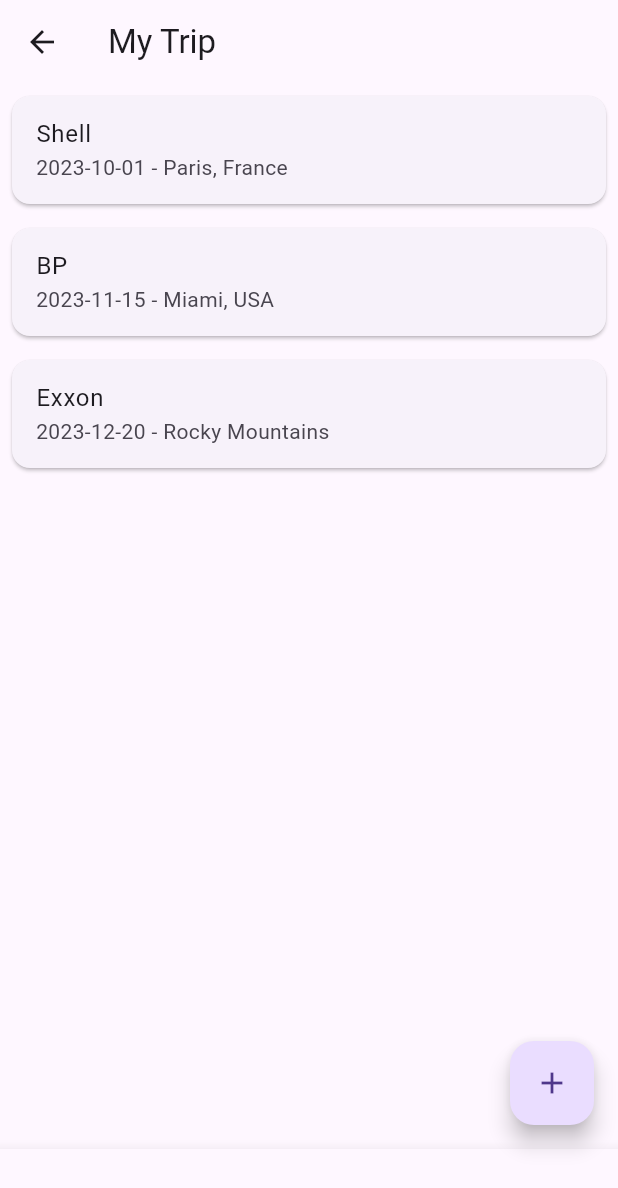
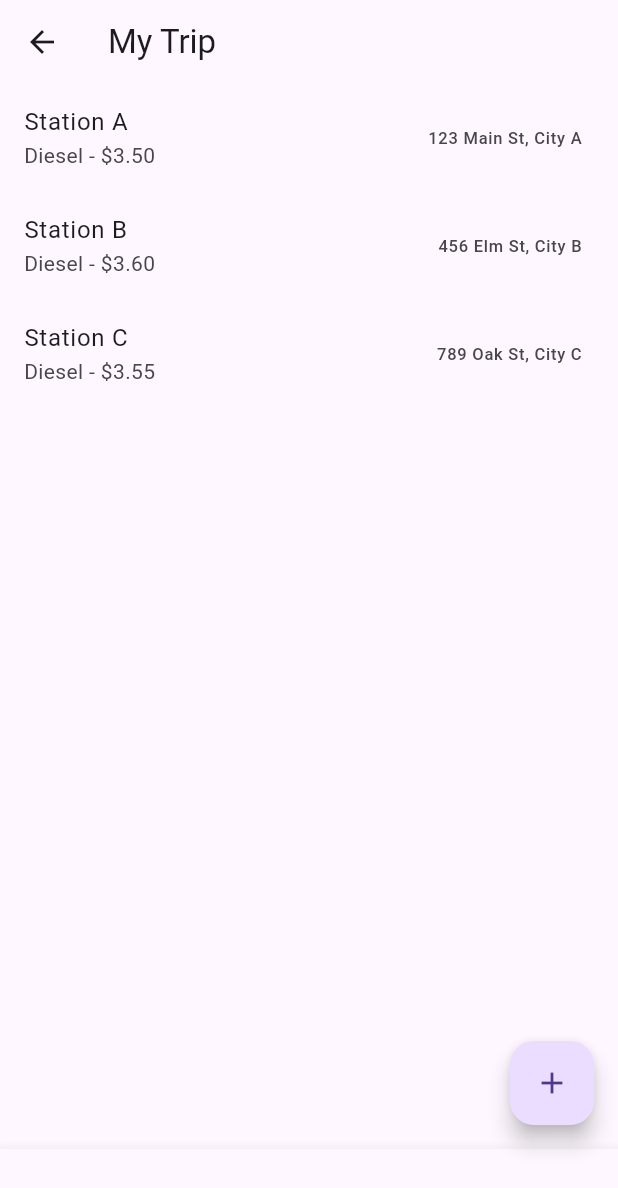
Before and after one commit to iamkonnect/FuelChecker, a Flutter app: the MyTripScreen screen opened by its route, on a phone screen of 412 x 824 dp. Shown: the top 1188 px of the screen. Run offline on Flutter 3.47's test engine with Material 3 defaults, Android fonts, the phone set to English and light mode, and no system bars; our stand-ins replace email_validator, fl_chart, flutter_map, flutter_rating_bar, geocoding, geolocator and 2 more; missing offline and left inert: flutter_map_directions, mailer.

Commit message:
Updated multiple screens and provider files

```diff
--- a/lib/main.dart
+++ b/lib/main.dart
@@ -28,7 +28,8 @@
     MultiProvider(
       providers: [
         ChangeNotifierProvider(
-            create: (context) => FavoriteProvider()), // Add your provider here
+          create: (context) => FavoriteProvider()..populateDummyFavorites(), // Add dummy favorites
+        ),
       ],
       child: MyApp(), // Removed const keyword
     ),
@@ -57,7 +58,7 @@
         '/fuel_map': (context) => const FuelMapScreen(fuelType: 'Blend E5'),
         '/favorites': (context) => const FavoriteScreen(),
         '/trends_screen': (context) => TrendsScreen(),
-        '/my_trips': (context) => const MyTripScreen(), // Updated route
+        '/my_trip': (context) => const MyTripScreen(), // Updated route
         '/settings': (context) => const SettingsScreen(),
         '/profile': (context) => const ProfileScreen(),
         '/about': (context) => const AboutScreen(),
--- a/lib/providers/favorite_provider.dart
+++ b/lib/providers/favorite_provider.dart
@@ -15,4 +15,13 @@
     _favorites.remove(station);
     notifyListeners();
   }
+
+  void populateDummyFavorites() {
+    _favorites.addAll([
+      FuelStation(name: 'Station A', location: '123 Main St'),
+      FuelStation(name: 'Station B', location: '456 Elm St'),
+      FuelStation(name: 'Station C', location: '789 Oak St'),
+    ]);
+    notifyListeners();
+  }
 }
--- a/lib/screens/my_trip_screen.dart
+++ b/lib/screens/my_trip_screen.dart
@@ -5,28 +5,25 @@
 
   @override
   Widget build(BuildContext context) {
-    // Dummy data for trips
-    final List<Map<String, dynamic>> trips = [
+    // Dummy data for fuel stations
+    final List<Map<String, String>> fuelStations = [
       {
-        'fuelStation': 'Shell',
-        'date': '2023-10-01',
-        'destination': 'Paris, France',
-        'distance': '15 km',
-        'arrivalTime': '10:30 AM',
+        'name': 'Station A',
+        'fuelType': 'Diesel',
+        'price': '\$3.50',
+        'location': '123 Main St, City A'
       },
       {
-        'fuelStation': 'BP',
-        'date': '2023-11-15',
-        'destination': 'Miami, USA',
-        'distance': '20 km',
-        'arrivalTime': '2:00 PM',
+        'name': 'Station B',
+        'fuelType': 'Diesel',
+        'price': '\$3.60',
+        'location': '456 Elm St, City B'
       },
       {
-        'fuelStation': 'Exxon',
-        'date': '2023-12-20',
-        'destination': 'Rocky Mountains',
-        'distance': '30 km',
-        'arrivalTime': '5:00 PM',
+        'name': 'Station C',
+        'fuelType': 'Diesel',
+        'price': '\$3.55',
+        'location': '789 Oak St, City C'
       },
     ];
 
@@ -35,14 +32,13 @@
         title: const Text('My Trip'),
       ),
       body: ListView.builder(
-        itemCount: trips.length,
+        itemCount: fuelStations.length,
         itemBuilder: (context, index) {
-          return Card(
-            margin: const EdgeInsets.all(8.0),
-            child: ListTile(
-              title: Text(trips[index]['fuelStation']!),
-              subtitle: Text('${trips[index]['date']} - ${trips[index]['destination']}'),
-            ),
+          final station = fuelStations[index];
+          return ListTile(
+            title: Text(station['name']!),
+            subtitle: Text('${station['fuelType']} - ${station['price']}'),
+            trailing: Text(station['location']!),
           );
         },
       ),
```
Also changed, not shown: lib/screens/favorite_screen.dart (+23 -1 lines), lib/screens/fuel_type_selection_screen.dart (+2 -57 lines), 1 other file.
